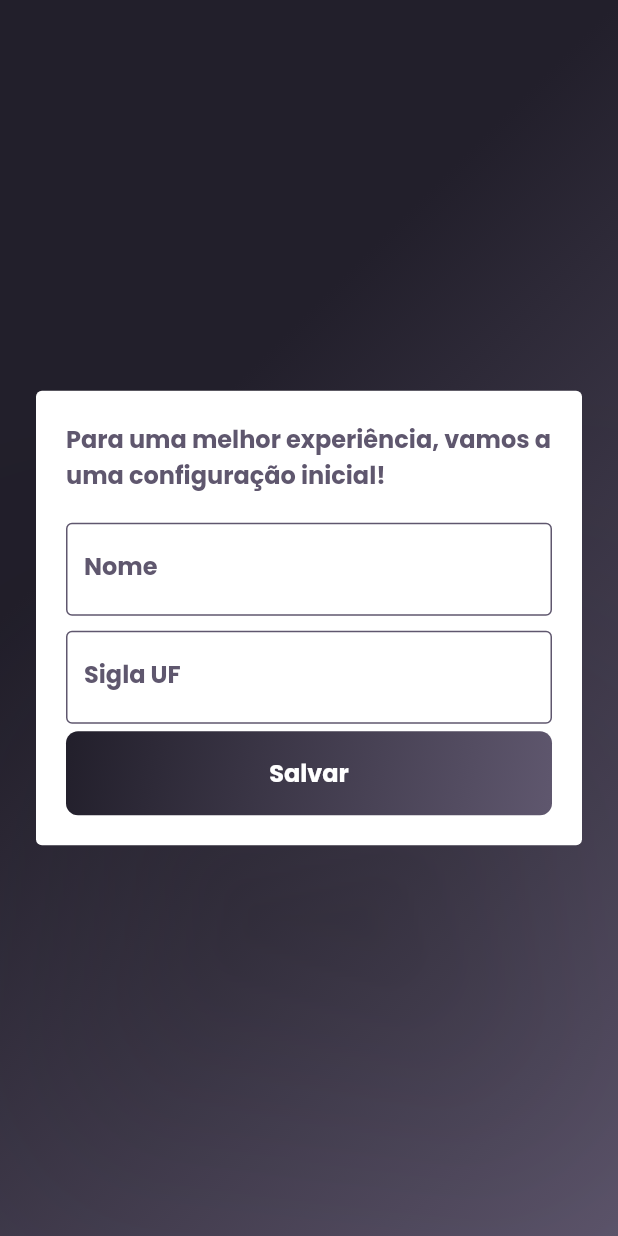
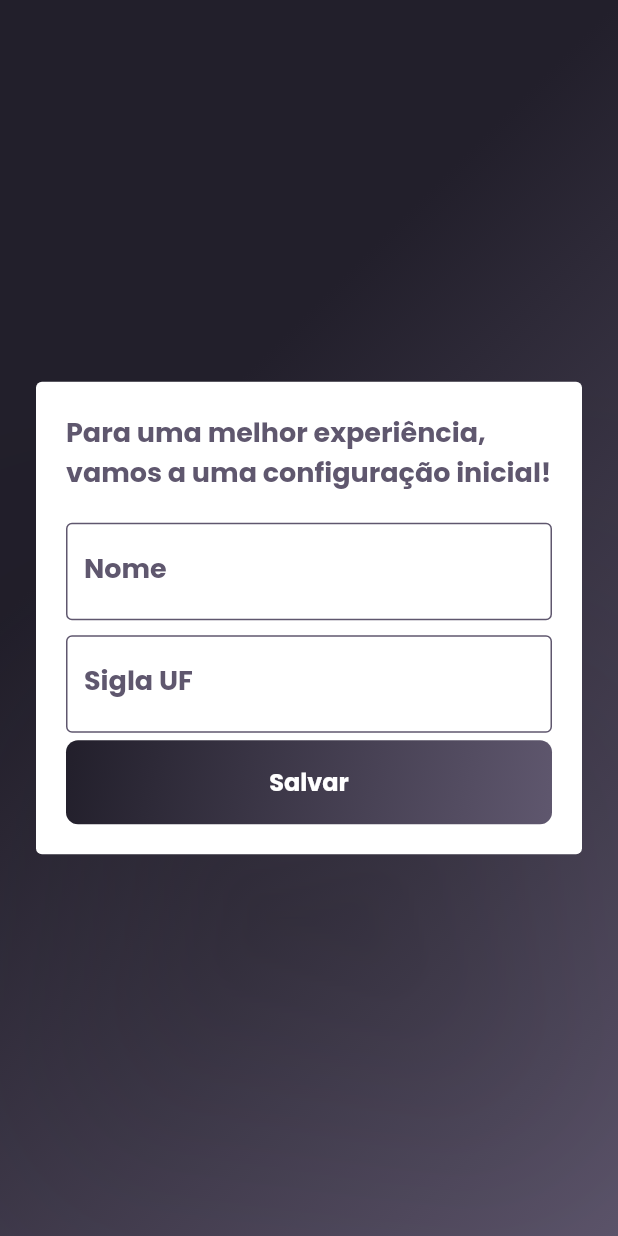
Before and after one commit to LuizFelipeOC/em-cartaz, a Flutter app: the screen it shows after launch, on a phone screen of 412 x 824 dp. Run offline on Flutter 3.47's test engine with Material 2 defaults, Android fonts, the phone set to English and light mode, and no system bars; our stand-ins replace cached_network_image, dio, flutter_mobx, flutter_modular, google_fonts, lottie and 2 more; generated files the repository leaves out were written again.

Commit message:
feat: add font style for bottom bar

```diff
--- a/lib/app/core/themes/app_styles.dart
+++ b/lib/app/core/themes/app_styles.dart
@@ -6,7 +6,7 @@ class AppStyles {
   static final heading = GoogleFonts.poppins(
     color: AppColors.darkGradientSecond,
     fontWeight: FontWeight.bold,
-    fontSize: 16,
+    fontSize: 18,
   );
 
   static final buttonText = GoogleFonts.poppins(
@@ -14,4 +14,10 @@ class AppStyles {
     fontWeight: FontWeight.bold,
     fontSize: 16,
   );
+
+  static final textAppbar = GoogleFonts.poppins(
+    color: AppColors.white,
+    fontWeight: FontWeight.w500,
+    fontSize: 14,
+  );
 }
```
